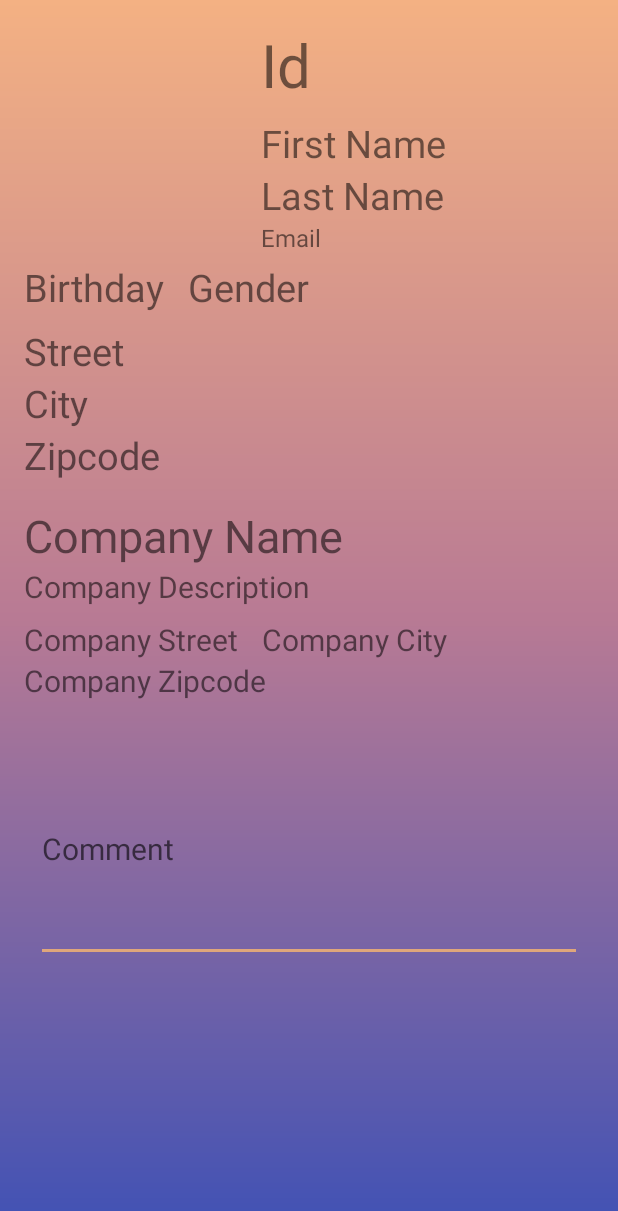
After one commit to HugiSimon/LogInAndSignUp, an Android app: the MoreInfo screen opened directly, with no data from a screen before it, on a phone screen of 412 x 824 dp. The commit adds this screen. Shown: the top 1211 px of the screen. Run offline under Robolectric (Android 15) with nearby library versions, the phone set to English and light mode, and no system bars; pictures from the network do not load; 1 statement that could not run was skipped.

Commit message:
MoreInfo

```diff
--- a/app/src/main/AndroidManifest.xml
+++ b/app/src/main/AndroidManifest.xml
@@ -2,7 +2,7 @@
 <manifest xmlns:android="http://schemas.android.com/apk/res/android"
     xmlns:tools="http://schemas.android.com/tools">
 
-    <uses-permission android:name="android.permission.INTERNET"/>
+    <uses-permission android:name="android.permission.INTERNET" />
 
     <application
         android:allowBackup="true"
@@ -13,6 +13,9 @@
         android:supportsRtl="true"
         android:theme="@style/Theme.LogInAndSignUp"
         tools:targetApi="31">
+        <activity
+            android:name=".MoreInfo"
+            android:exported="false" />
         <activity
             android:name=".ListUserActivity"
             android:exported="false" />
--- a/app/src/main/java/com/example/loginandsignup/ListUserActivity.kt
+++ b/app/src/main/java/com/example/loginandsignup/ListUserActivity.kt
@@ -1,5 +1,6 @@
 package com.example.loginandsignup
 
+import android.content.Intent
 import androidx.appcompat.app.AppCompatActivity
 import android.os.Bundle
 import android.util.Log
@@ -52,9 +53,8 @@ class ListUserActivity : AppCompatActivity() {
     }
 
     fun moreInfo(id: Int) {
-        usersViewModel.getUser(id.toString())
-        usersViewModel.currentUser.observe(this) {
-            Log.d("MoreInfo", it.toString())
-        }
+        val intent = Intent(this, MoreInfo::class.java)
+        intent.putExtra("id", id)
+        startActivity(intent)
     }
 }
--- /dev/null
+++ b/app/src/main/java/com/example/loginandsignup/MoreInfo.kt
@@ -0,0 +1,61 @@
+package com.example.loginandsignup
+
+import androidx.appcompat.app.AppCompatActivity
+import android.app.Activity
+import android.os.Bundle
+import android.util.Log
+import android.widget.ImageView
+import android.widget.TextView
+import com.bumptech.glide.Glide
+import kotlinx.coroutines.GlobalScope
+import kotlinx.coroutines.launch
+
+class MoreInfo : AppCompatActivity() {
+    override fun onCreate(savedInstanceState: Bundle?) {
+        super.onCreate(savedInstanceState)
+        setContentView(R.layout.activity_more_info)
+
+        val id = intent.getIntExtra("id", 0)
+
+        val ivProfile = findViewById<ImageView>(R.id.ivProfile)
+        val tvId = findViewById<TextView>(R.id.tvId)
+        val tvFirstName = findViewById<TextView>(R.id.tvFirstName)
+        val tvLastName = findViewById<TextView>(R.id.tvLastName)
+        val tvEmail = findViewById<TextView>(R.id.tvEmail)
+        val tvBirthday = findViewById<TextView>(R.id.tvBirthday)
+        val tvGender = findViewById<TextView>(R.id.tvGender)
+        val tvStreet = findViewById<TextView>(R.id.tvStreet)
+        val tvCity = findViewById<TextView>(R.id.tvCity)
+        val tvZipcode = findViewById<TextView>(R.id.tvZipcode)
+        val tvCompanyName = findViewById<TextView>(R.id.tvCompanyName)
+        val tvCompanyDescription = findViewById<TextView>(R.id.tvCompanyDescription)
+        val tvCompanyStreet = findViewById<TextView>(R.id.tvCompanyStreet)
+        val tvCompanyCity = findViewById<TextView>(R.id.tvCompanyCity)
+        val tvCompanyZipcode = findViewById<TextView>(R.id.tvCompanyZipcode)
+
+        GlobalScope.launch {
+            val user = UserApi.retrofitService.getUser(id.toString())
+            Log.d("User", user.toString())
+
+            runOnUiThread {
+                Glide.with(this@MoreInfo)
+                    .load(user.avatar)
+                    .into(ivProfile)
+                tvId.text = "ID: ${user.id}"
+                tvFirstName.text = user.firstname
+                tvLastName.text = user.lastname
+                tvEmail.text = user.email
+                tvBirthday.text = user.birthdate
+                tvGender.text = user.genre
+                tvStreet.text = user.address.street
+                tvCity.text = user.address.city
+                tvZipcode.text = user.address.zipcode
+                tvCompanyName.text = user.company.name
+                tvCompanyDescription.text = user.company.description
+                tvCompanyStreet.text = user.company.address.street
+                tvCompanyCity.text = user.company.address.city
+                tvCompanyZipcode.text = user.company.address.zipcode
+            }
+        }
+    }
+}
--- /dev/null
+++ b/app/src/main/res/layout/activity_more_info.xml
@@ -0,0 +1,183 @@
+<?xml version="1.0" encoding="utf-8"?>
+<androidx.constraintlayout.widget.ConstraintLayout xmlns:android="http://schemas.android.com/apk/res/android"
+    xmlns:app="http://schemas.android.com/apk/res-auto"
+    xmlns:tools="http://schemas.android.com/tools"
+    android:layout_width="match_parent"
+    android:layout_height="match_parent"
+    tools:context=".MoreInfo"
+    android:background="@drawable/gradiant">
+
+    <ImageView
+        android:id="@+id/ivProfile"
+        android:layout_width="150dp"
+        android:layout_height="150dp"
+        android:layout_marginTop="16dp"
+        android:layout_marginStart="16dp"
+        android:background="@drawable/round_outline"
+        android:clipToOutline="true"
+        app:layout_constraintStart_toStartOf="parent"
+        app:layout_constraintTop_toTopOf="parent" />
+
+    <TextView
+        android:id="@+id/tvId"
+        android:layout_width="wrap_content"
+        android:layout_height="wrap_content"
+        android:layout_marginStart="8dp"
+        android:layout_marginTop="16dp"
+        android:text="Id"
+        android:textSize="40sp"
+        app:layout_constraintStart_toEndOf="@+id/ivProfile"
+        app:layout_constraintTop_toTopOf="parent" />
+
+    <TextView
+        android:id="@+id/tvFirstName"
+        android:layout_width="wrap_content"
+        android:layout_height="wrap_content"
+        android:layout_marginStart="8dp"
+        android:layout_marginTop="8dp"
+        android:text="First Name"
+        android:textSize="25sp"
+        app:layout_constraintStart_toEndOf="@+id/ivProfile"
+        app:layout_constraintTop_toBottomOf="@+id/tvId" />
+
+    <TextView
+        android:id="@+id/tvLastName"
+        android:layout_width="wrap_content"
+        android:layout_height="wrap_content"
+        android:layout_marginStart="8dp"
+        android:text="Last Name"
+        android:textSize="25sp"
+        app:layout_constraintStart_toEndOf="@+id/ivProfile"
+        app:layout_constraintTop_toBottomOf="@+id/tvFirstName" />
+
+    <TextView
+        android:id="@+id/tvEmail"
+        android:layout_width="wrap_content"
+        android:layout_height="wrap_content"
+        android:layout_marginStart="8dp"
+        android:text="Email"
+        android:textSize="16sp"
+        app:layout_constraintStart_toEndOf="@+id/ivProfile"
+        app:layout_constraintTop_toBottomOf="@+id/tvLastName" />
+
+    <TextView
+        android:id="@+id/tvBirthday"
+        android:layout_width="wrap_content"
+        android:layout_height="wrap_content"
+        android:layout_marginStart="16dp"
+        android:layout_marginTop="8dp"
+        android:text="Birthday"
+        android:textSize="25sp"
+        app:layout_constraintStart_toStartOf="parent"
+        app:layout_constraintTop_toBottomOf="@+id/ivProfile" />
+
+    <TextView
+        android:id="@+id/tvGender"
+        android:layout_width="wrap_content"
+        android:layout_height="wrap_content"
+        android:layout_marginStart="16dp"
+        android:layout_marginTop="8dp"
+        android:text="Gender"
+        android:textSize="25sp"
+        app:layout_constraintStart_toEndOf="@+id/tvBirthday"
+        app:layout_constraintTop_toBottomOf="@+id/ivProfile" />
+
+    <TextView
+        android:id="@+id/tvStreet"
+        android:layout_width="wrap_content"
+        android:layout_height="wrap_content"
+        android:layout_marginStart="16dp"
+        android:layout_marginTop="8dp"
+        android:text="Street"
+        android:textSize="25sp"
+        app:layout_constraintStart_toStartOf="parent"
+        app:layout_constraintTop_toBottomOf="@+id/tvBirthday" />
+
+    <TextView
+        android:id="@+id/tvCity"
+        android:layout_width="wrap_content"
+        android:layout_height="wrap_content"
+        android:layout_marginStart="16dp"
+        android:text="City"
+        android:textSize="25sp"
+        app:layout_constraintStart_toStartOf="parent"
+        app:layout_constraintTop_toBottomOf="@+id/tvStreet" />
+
+    <TextView
+        android:id="@+id/tvZipcode"
+        android:layout_width="wrap_content"
+        android:layout_height="wrap_content"
+        android:layout_marginStart="16dp"
+        android:text="Zipcode"
+        android:textSize="25sp"
+        app:layout_constraintStart_toStartOf="parent"
+        app:layout_constraintTop_toBottomOf="@+id/tvCity" />
+
+    <TextView
+        android:id="@+id/tvCompanyName"
+        android:layout_width="wrap_content"
+        android:layout_height="wrap_content"
+        android:layout_marginStart="16dp"
+        android:layout_marginTop="16dp"
+        android:text="Company Name"
+        android:textSize="30sp"
+        app:layout_constraintStart_toStartOf="parent"
+        app:layout_constraintTop_toBottomOf="@+id/tvZipcode" />
+
+    <TextView
+        android:id="@+id/tvCompanyDescription"
+        android:layout_width="wrap_content"
+        android:layout_height="wrap_content"
+        android:layout_marginStart="16dp"
+        android:layout_marginTop="0dp"
+        android:text="Company Description"
+        android:textSize="20sp"
+        app:layout_constraintStart_toStartOf="parent"
+        app:layout_constraintTop_toBottomOf="@+id/tvCompanyName" />
+
+    <TextView
+        android:id="@+id/tvCompanyStreet"
+        android:layout_width="wrap_content"
+        android:layout_height="wrap_content"
+        android:layout_marginStart="16dp"
+        android:layout_marginTop="8dp"
+        android:text="Company Street"
+        android:textSize="20sp"
+        app:layout_constraintStart_toStartOf="parent"
+        app:layout_constraintTop_toBottomOf="@+id/tvCompanyDescription" />
+
+    <TextView
+        android:id="@+id/tvCompanyCity"
+        android:layout_width="wrap_content"
+        android:layout_height="wrap_content"
+        android:layout_marginStart="16dp"
+        android:layout_marginTop="8dp"
+        android:text="Company City"
+        android:textSize="20sp"
+        app:layout_constraintStart_toEndOf="@+id/tvCompanyStreet"
+        app:layout_constraintTop_toBottomOf="@+id/tvCompanyDescription" />
+
+    <TextView
+        android:id="@+id/tvCompanyZipcode"
+        android:layout_width="wrap_content"
+        android:layout_height="wrap_content"
+        android:layout_marginStart="16dp"
+        android:layout_marginTop="0dp"
+        android:text="Company Zipcode"
+        android:textSize="20sp"
+        app:layout_constraintStart_toStartOf="parent"
+        app:layout_constraintTop_toBottomOf="@+id/tvCompanyStreet" />
+
+    <EditText
+        android:id="@+id/etComment"
+        android:layout_width="match_parent"
+        android:layout_height="150dp"
+        android:layout_margin="24dp"
+        android:ems="10"
+        android:hint="Comment"
+        android:inputType="textMultiLine"
+        android:textSize="20sp"
+        app:layout_constraintTop_toBottomOf="@+id/tvCompanyZipcode" />
+
+
+</androidx.constraintlayout.widget.ConstraintLayout>
--- a/app/src/main/res/layout/user_model.xml
+++ b/app/src/main/res/layout/user_model.xml
@@ -48,7 +48,6 @@
         android:text="@string/more_info"
         android:textSize="14sp"
         android:focusable="true"
-        android:focusableInTouchMode="true"
         android:clickable="true"
         android:textStyle="bold"
         android:textColor="#034bcb"
```
